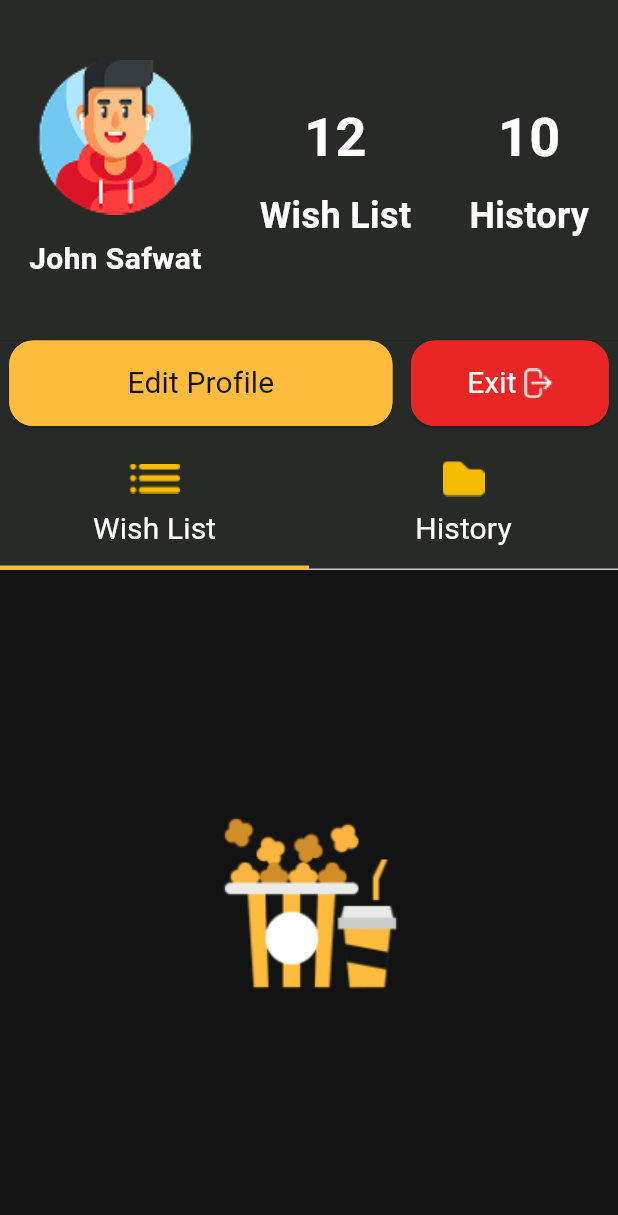
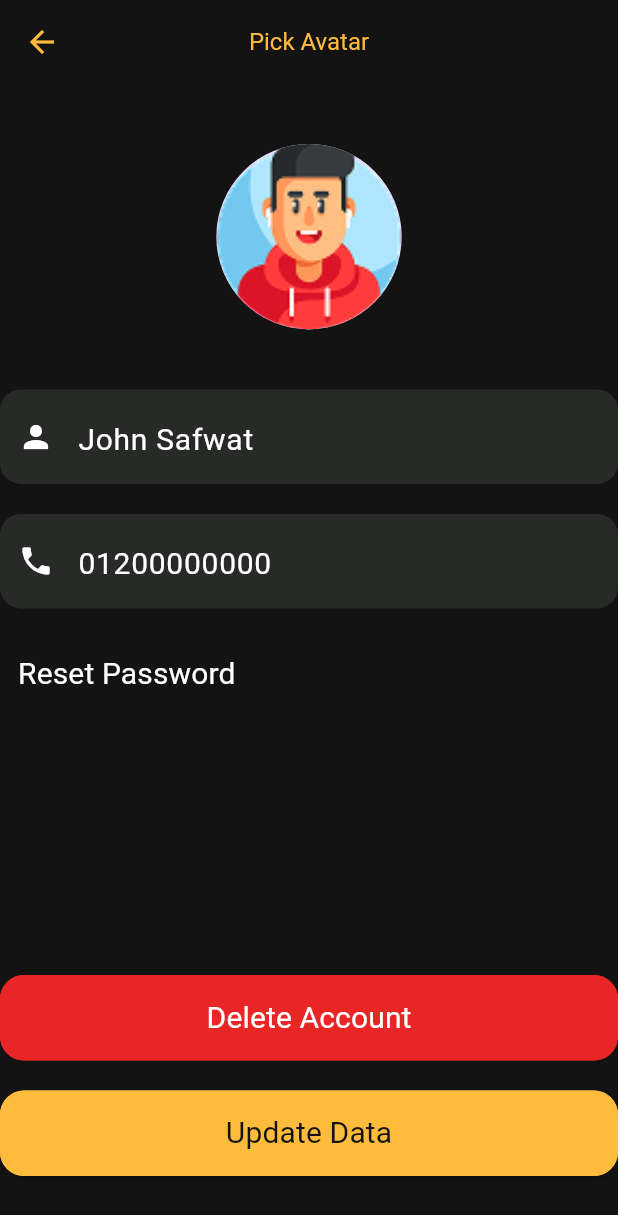
Before and after one commit to helkayal/movies_app, a Flutter app: the ProfileTab widget shown alone on an empty page, opened directly, after a tap on "Edit Profile", on a phone screen of 412 x 824 dp. Shown: the top 1215 px of the screen. Run offline on Flutter 3.47's test engine with Material 3 defaults, Android fonts, the phone set to English and light mode, and no system bars; our stand-ins replace carousel_slider, flutter_bloc, shared_preferences; accounts and stored records are empty.

Commit message:
edit profile screen ui

```diff
--- /dev/null
+++ b/lib/ui/screens/home/tabs/profile_tab/edit_profile.dart
@@ -0,0 +1,264 @@
+// import 'dart:math';
+
+// import 'package:flutter/material.dart';
+// import 'package:movies_app/ui/utils/app_assets.dart';
+// import 'package:movies_app/ui/utils/app_colors.dart';
+// import 'package:movies_app/ui/utils/app_routes.dart';
+// import 'package:movies_app/ui/utils/app_text_styles.dart';
+// import 'package:movies_app/ui/utils/context_extension.dart';
+// import 'package:movies_app/ui/widgets/custom_button.dart';
+// import 'package:movies_app/ui/widgets/custom_text_field.dart';
+
+// class EditProfile extends StatelessWidget {
+//   const EditProfile({super.key});
+
+//   @override
+//   Widget build(BuildContext context) {
+//     TextEditingController nameController = TextEditingController();
+//     TextEditingController phoneController = TextEditingController();
+//     nameController.text = 'John Safwat';
+//     phoneController.text = '01200000000';
+
+//     return Scaffold(
+//       appBar: AppBar(
+//         title: const Text('Pick Avatar'),
+//         leading: IconButton(
+//           onPressed: () => Navigator.pop(context),
+//           icon: Icon(Icons.arrow_back, color: AppColors.yellow),
+//         ),
+//       ),
+//       body: Column(
+//         crossAxisAlignment: CrossAxisAlignment.start,
+//         children: [
+//           Center(
+//             child: Padding(
+//               padding: const EdgeInsets.symmetric(vertical: 40),
+//               child: Image.asset(
+//                 AppAssets.avatar8,
+//                 width: context.width * 0.3,
+//                 fit: BoxFit.contain,
+//               ),
+//             ),
+//           ),
+//           CustomTextField(
+//             hint: '',
+//             controller: nameController,
+//             prefixIcon: Icon(Icons.person, color: AppColors.white),
+//           ),
+//           SizedBox(height: 20),
+//           CustomTextField(
+//             hint: '',
+//             controller: phoneController,
+//             prefixIcon: Icon(Icons.phone, color: AppColors.white),
+//           ),
+//           SizedBox(height: 20),
+//           TextButton(
+//             onPressed: () {
+//               Navigator.push(context, AppRoutes.forgetPassword);
+//             },
+//             child: Text('Reset Password', style: AppTextStyles.whiteRegular20),
+//           ),
+//           Spacer(),
+//           CustomButton(
+//             text: 'Delete Account',
+//             onClick: () {},
+//             backgroundColor: AppColors.red,
+//             textColor: AppColors.white,
+//             borderColor: AppColors.red,
+//           ),
+//           SizedBox(height: 20),
+//           CustomButton(text: 'Update Data', onClick: () {}),
+//           SizedBox(height: 40),
+//         ],
+//       ),
+//     );
+//   }
+// }
+import 'package:flutter/material.dart';
+import 'package:movies_app/ui/utils/app_assets.dart';
+import 'package:movies_app/ui/utils/app_colors.dart';
+import 'package:movies_app/ui/utils/app_routes.dart';
+import 'package:movies_app/ui/utils/app_text_styles.dart';
+import 'package:movies_app/ui/utils/context_extension.dart';
+import 'package:movies_app/ui/widgets/custom_button.dart';
+import 'package:movies_app/ui/widgets/custom_text_field.dart';
+
+class EditProfile extends StatefulWidget {
+  const EditProfile({super.key});
+
+  @override
+  State<EditProfile> createState() => _EditProfileState();
+}
+
+class _EditProfileState extends State<EditProfile> {
+  late TextEditingController nameController;
+  late TextEditingController phoneController;
+  String selectedAvatar = AppAssets.avatar8;
+
+  final List<String> avatars = [
+    AppAssets.avatar1,
+    AppAssets.avatar2,
+    AppAssets.avatar3,
+    AppAssets.avatar4,
+    AppAssets.avatar5,
+    AppAssets.avatar6,
+    AppAssets.avatar7,
+    AppAssets.avatar8,
+    AppAssets.avatar9,
+  ];
+
+  @override
+  void initState() {
+    super.initState();
+    nameController = TextEditingController(text: 'John Safwat');
+    phoneController = TextEditingController(text: '01200000000');
+  }
+
+  // void _showAvatarPicker() {
+  //   showModalBottomSheet(
+  //     context: context,
+  //     backgroundColor: AppColors.darkGrey,
+  //     shape: RoundedRectangleBorder(
+  //       borderRadius: BorderRadius.vertical(top: Radius.circular(20)),
+  //     ),
+  //     builder: (context) {
+  //       return Padding(
+  //         padding: const EdgeInsets.all(16.0),
+  //         child: GridView.builder(
+  //           shrinkWrap: true,
+  //           itemCount: avatars.length,
+  //           gridDelegate: SliverGridDelegateWithFixedCrossAxisCount(
+  //             crossAxisCount: 3,
+  //             crossAxisSpacing: 16,
+  //             mainAxisSpacing: 16,
+  //           ),
+  //           itemBuilder: (context, index) {
+  //             final avatar = avatars[index];
+  //             return GestureDetector(
+  //               onTap: () {
+  //                 setState(() {
+  //                   selectedAvatar = avatar;
+  //                 });
+  //                 Navigator.pop(context);
+  //               },
+  //               child: CircleAvatar(
+  //                 radius: 40,
+  //                 backgroundColor: AppColors.yellow,
+  //                 child: CircleAvatar(
+  //                   radius: 38,
+  //                   backgroundImage: AssetImage(avatar),
+  //                 ),
+  //               ),
+  //             );
+  //           },
+  //         ),
+  //       );
+  //     },
+  //   );
+  // }
+
+  void _showAvatarPicker() {
+    showModalBottomSheet(
+      context: context,
+      backgroundColor: AppColors.darkGrey,
+      shape: const RoundedRectangleBorder(
+        borderRadius: BorderRadius.vertical(top: Radius.circular(20)),
+      ),
+      builder: (context) {
+        return Padding(
+          padding: const EdgeInsets.all(16.0),
+          child: GridView.builder(
+            shrinkWrap: true,
+            itemCount: avatars.length,
+            gridDelegate: const SliverGridDelegateWithFixedCrossAxisCount(
+              crossAxisCount: 3,
+              crossAxisSpacing: 16,
+              mainAxisSpacing: 16,
+            ),
+            itemBuilder: (context, index) {
+              final avatar = avatars[index];
+              final isSelected = avatar == selectedAvatar;
+
+              return GestureDetector(
+                onTap: () {
+                  setState(() {
+                    selectedAvatar = avatar;
+                  });
+                  Navigator.pop(context);
+                },
+                child: Container(
+                  decoration: BoxDecoration(
+                    color: isSelected ? AppColors.yellow : Colors.transparent,
+                    borderRadius: BorderRadius.circular(16),
+                    border: Border.all(color: AppColors.yellow, width: 2),
+                  ),
+                  padding: const EdgeInsets.all(8),
+                  child: Image.asset(avatar, fit: BoxFit.contain),
+                ),
+              );
+            },
+          ),
+        );
+      },
+    );
+  }
+
+  @override
+  Widget build(BuildContext context) {
+    return Scaffold(
+      appBar: AppBar(
+        title: const Text('Pick Avatar'),
+        leading: IconButton(
+          onPressed: () => Navigator.pop(context),
+          icon: Icon(Icons.arrow_back, color: AppColors.yellow),
+        ),
+      ),
+      body: Column(
+        crossAxisAlignment: CrossAxisAlignment.start,
+        children: [
+          Center(
+            child: Padding(
+              padding: const EdgeInsets.symmetric(vertical: 40),
+              child: GestureDetector(
+                onTap: _showAvatarPicker,
+                child: CircleAvatar(
+                  radius: context.width * 0.15,
+                  backgroundImage: AssetImage(selectedAvatar),
+                ),
+              ),
+            ),
+          ),
+          CustomTextField(
+            hint: '',
+            controller: nameController,
+            prefixIcon: Icon(Icons.person, color: AppColors.white),
+          ),
+          SizedBox(height: 20),
+          CustomTextField(
+            hint: '',
+            controller: phoneController,
+            prefixIcon: Icon(Icons.phone, color: AppColors.white),
+          ),
+          SizedBox(height: 20),
+          TextButton(
+            onPressed: () {
+              Navigator.push(context, AppRoutes.forgetPassword);
+            },
+            child: Text('Reset Password', style: AppTextStyles.whiteRegular20),
+          ),
+          Spacer(),
+          CustomButton(
+            text: 'Delete Account',
+            onClick: () {},
+            backgroundColor: AppColors.red,
+            textColor: AppColors.white,
+            borderColor: AppColors.red,
+          ),
+          SizedBox(height: 20),
+          CustomButton(text: 'Update Data', onClick: () {}),
+          SizedBox(height: 40),
+        ],
+      ),
+    );
+  }
+}
--- a/lib/ui/screens/home/tabs/profile_tab/profile_tab.dart
+++ b/lib/ui/screens/home/tabs/profile_tab/profile_tab.dart
@@ -80,6 +80,7 @@
 import 'package:flutter/material.dart';
 import 'package:movies_app/ui/utils/app_assets.dart';
 import 'package:movies_app/ui/utils/app_colors.dart';
+import 'package:movies_app/ui/utils/app_routes.dart';
 import 'package:movies_app/ui/utils/app_text_styles.dart';
 import 'package:movies_app/ui/utils/context_extension.dart';
 import 'package:movies_app/ui/widgets/custom_button.dart';
@@ -138,7 +139,12 @@ class ProfileTab extends StatelessWidget {
               children: [
                 SizedBox(
                   width: context.width * 0.62,
-                  child: CustomButton(text: 'Edit Profile', onClick: () {}),
+                  child: CustomButton(
+                    text: 'Edit Profile',
+                    onClick: () {
+                      Navigator.push(context, AppRoutes.editProfile);
+                    },
+                  ),
                 ),
                 SizedBox(
                   width: context.width * 0.32,
--- a/lib/ui/utils/app_routes.dart
+++ b/lib/ui/utils/app_routes.dart
@@ -1,6 +1,7 @@
 import 'package:flutter/material.dart';
 import 'package:movies_app/ui/screens/forget_password/forget_password.dart';
 import 'package:movies_app/ui/screens/home/home_screen.dart';
+import 'package:movies_app/ui/screens/home/tabs/profile_tab/edit_profile.dart';
 import 'package:movies_app/ui/screens/login/login.dart';
 import 'package:movies_app/ui/screens/on_boarding/onboarding.dart';
 import 'package:movies_app/ui/screens/on_boarding/onboarding_intro.dart';
@@ -30,4 +31,8 @@ abstract final class AppRoutes {
   static Route get home {
     return MaterialPageRoute(builder: (_) => const HomeScreen());
   }
+
+  static Route get editProfile {
+    return MaterialPageRoute(builder: (_) => const EditProfile());
+  }
 }
```
Also changed, not shown: lib/ui/widgets/custom_text_field.dart (+3 -5 lines).
